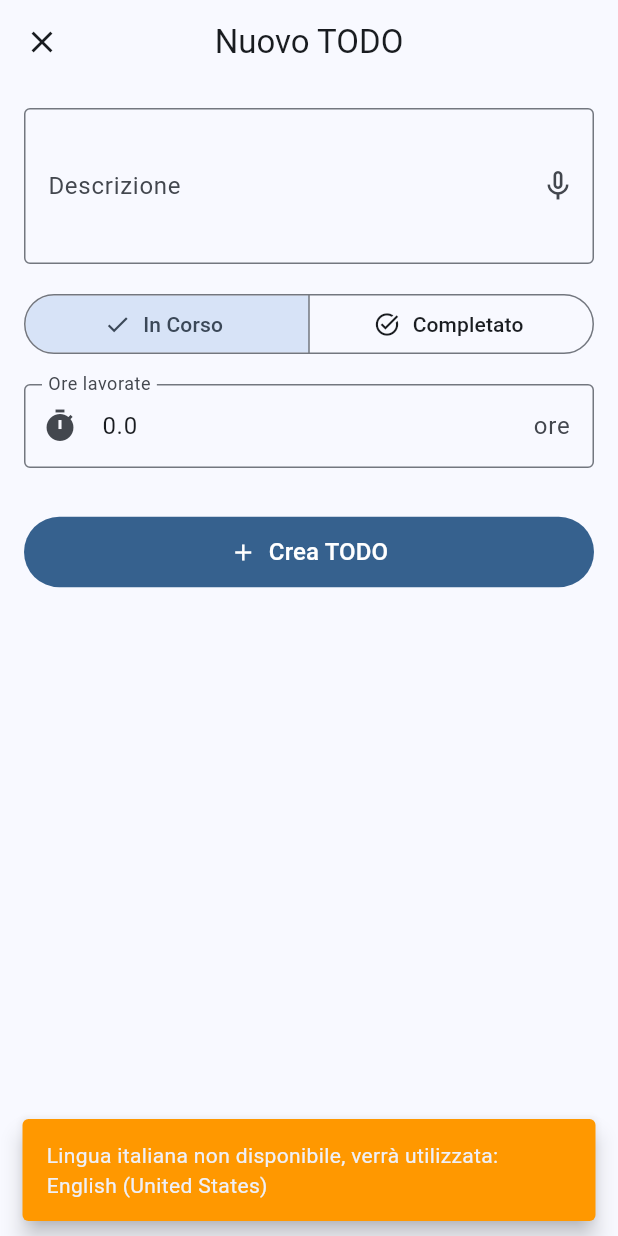
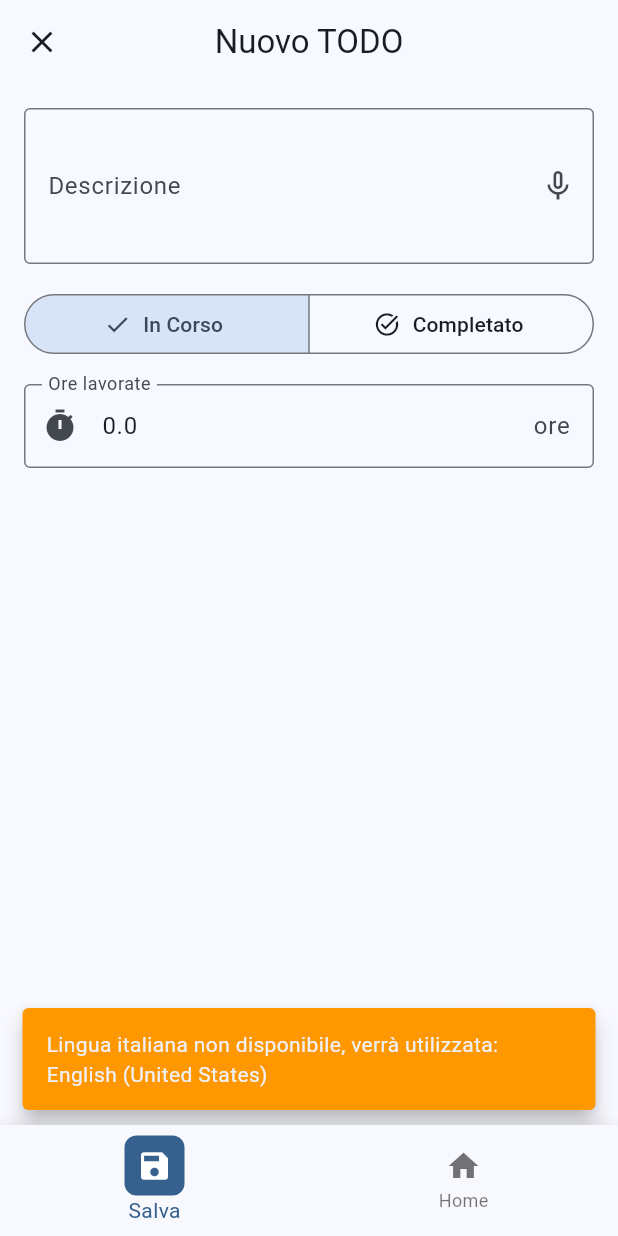
Before and after one commit to ziobudda/todoapp, a Flutter app: the screen it shows after launch, after a tap on "Aggiungi TODO", on a phone screen of 412 x 824 dp. Run offline on Flutter 3.47's test engine with Material 3 defaults, Android fonts, the phone set to English and light mode, and no system bars; our stand-ins replace file_picker, permission_handler, speech_to_text, sqflite; accounts and stored records are empty.

Commit message:
creato bottombar con i bottoni Salva / Home e tolto bottone nella parte centrale

```diff
--- a/lib/screens/todo_form_page.dart
+++ b/lib/screens/todo_form_page.dart
@@ -63,12 +63,17 @@ class _TodoFormPageState extends State<TodoFormPage> {
 
       // Get the list of available locales
       final locales = await _speechToText.locales();
+        for (var local in locales) {
+              debugPrint(local.name);
+              debugPrint(local.localeId);
+            }
 
       // Try to find Italian locale
       final italianLocale = locales.firstWhere(
         (locale) => locale.localeId.startsWith('it_'),
         orElse: () => locales.first, // Fallback to first available locale
       );
+
 
       setState(() {
         _speechEnabled = true;
@@ -450,23 +455,39 @@ class _TodoFormPageState extends State<TodoFormPage> {
                 return null;
               },
             ),
-            const SizedBox(height: 32),
-            FilledButton.icon(
-              onPressed: _salvaTodo,
-              icon: Icon(_isModifica ? Icons.save : Icons.add),
-              label: Text(
-                _isModifica ? 'Salva modifiche' : 'Crea TODO',
-                style: const TextStyle(fontSize: 16),
-                            ),
-                              style: ElevatedButton.styleFrom(
-                                padding: const EdgeInsets.symmetric(
-                                  horizontal: 24,
-                                  vertical: 12,
-                                ),
+
+                          ],
+                        ),
+                      ),
+                      bottomNavigationBar: BottomNavigationBar(
+                        currentIndex: 0,
+                        onTap: (index) {
+                          if (index == 0) {
+                            _salvaTodo();
+                          } else {
+                            Navigator.pushNamedAndRemoveUntil(context, '/', (route) => false);
+                          }
+                        },
+                        items: [
+                          BottomNavigationBarItem(
+                            icon: Container(
+                              padding: const EdgeInsets.all(8),
+                              decoration: BoxDecoration(
+                                color: Theme.of(context).colorScheme.primary,
+                                borderRadius: BorderRadius.circular(8),
+                              ),
+                              child: const Icon(
+                                Icons.save,
+                                color: Colors.white,
                               ),
                             ),
-                          ],
-                        ),
+                            label: 'Salva',
+                          ),
+                          const BottomNavigationBarItem(
+                            icon: Icon(Icons.home),
+                            label: 'Home',
+                          ),
+                        ],
                       ),
                       bottomSheet: _isListening
                         ? Container(
```
